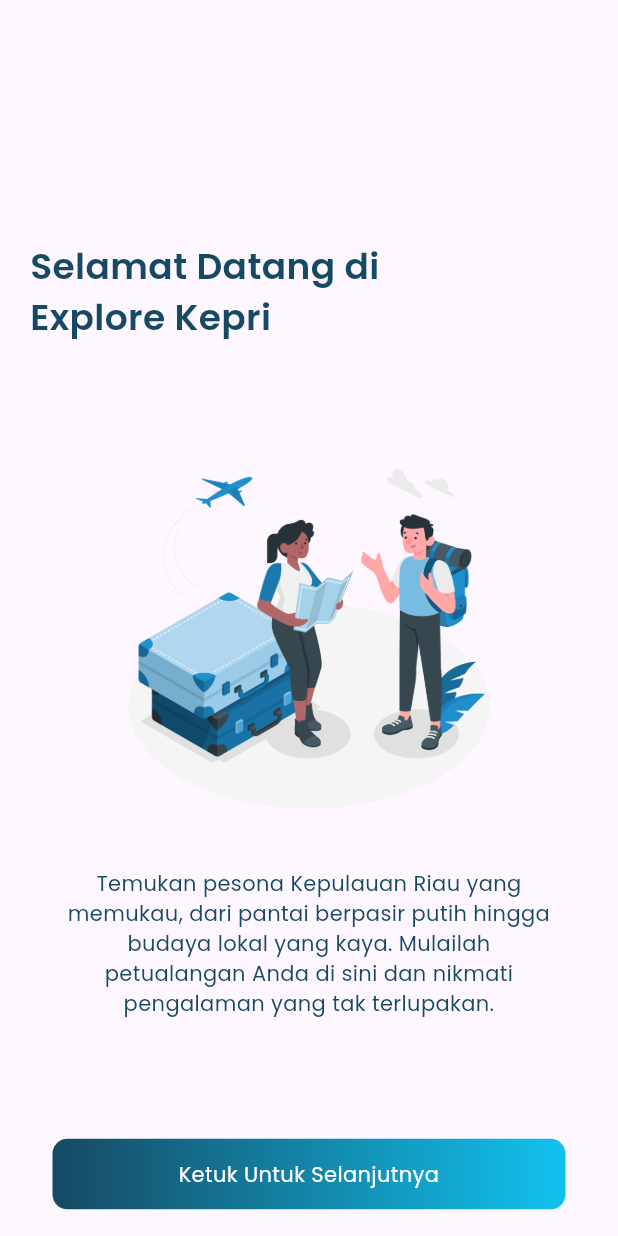
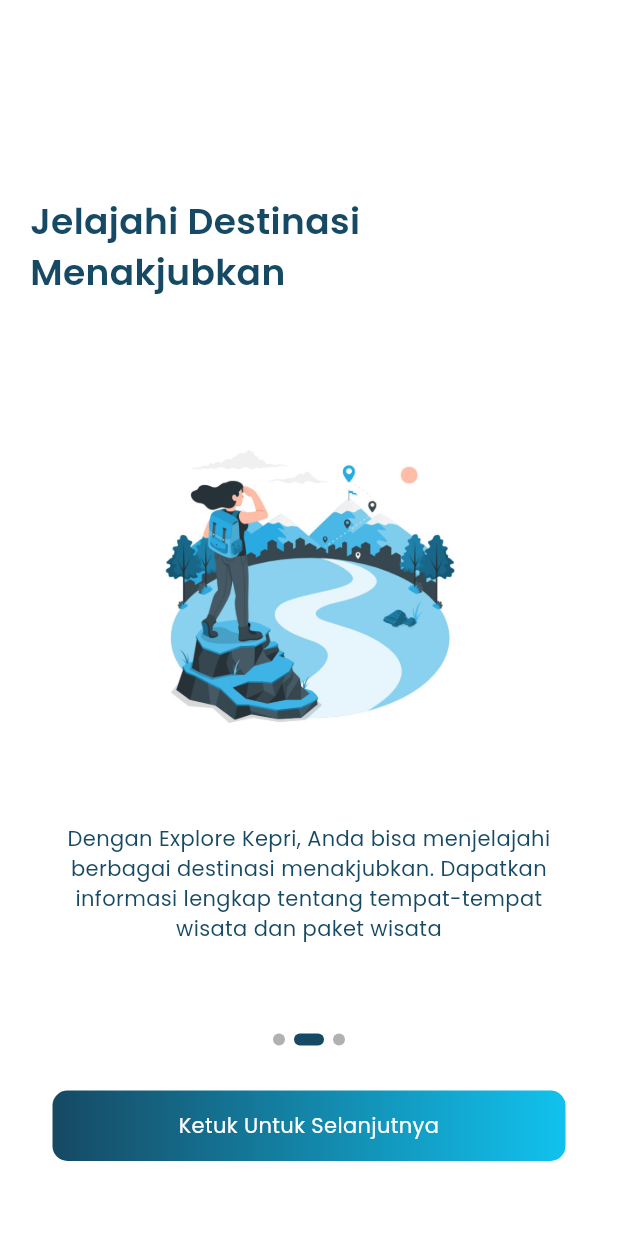
Before and after one commit to Febriyandy/Explore_Kepri, a Flutter app: the screen it shows after launch, after a tap on "Ketuk Untuk Selanjutnya", on a phone screen of 412 x 824 dp. Run offline on Flutter 3.47's test engine with Material 3 defaults, Android fonts, the phone set to English and light mode, and no system bars; our stand-ins replace animated_splash_screen.

Commit message:
commit ketiga

```diff
--- a/lib/screens/onbording.dart
+++ b/lib/screens/onbording.dart
@@ -1,5 +1,26 @@
+import 'package:explore_kepri/screens/login.dart';
 import 'package:flutter/material.dart';
 import 'package:explore_kepri/utils/theme.dart';
+
+List onbordingData = [
+  {
+    "title":"Selamat Datang di\nExplore Kepri",
+    "image":"assets/images/onbording1.png",
+    "deskripsi":"Temukan pesona Kepulauan Riau yang memukau, dari pantai berpasir putih hingga budaya lokal yang kaya. Mulailah petualangan Anda di sini dan nikmati pengalaman yang tak terlupakan",
+  },
+  {
+    "title":"Jelajahi Destinasi\nMenakjubkan",
+    "image":"assets/images/onbording2.png",
+    "deskripsi":"Dengan Explore Kepri, Anda bisa menjelajahi berbagai destinasi menakjubkan. Dapatkan informasi lengkap tentang tempat-tempat wisata dan paket wisata",
+  },
+  {
+    "title":"Paket Wisata Spesial\n dan Esklusif",
+    "image":"assets/images/onbording3.png",
+    "deskripsi":"Nikmati kemudahan merencanakan liburan Anda dengan paket wisata spesial dari Explore Kepri. Kami menawarkan paket petualangan hingga liburan santai",
+  },
+
+];
+
 
 class OnbordingView extends StatefulWidget {
   const OnbordingView({super.key});
@@ -9,20 +30,36 @@ class OnbordingView extends StatefulWidget {
 }
 
 class _OnbordingViewState extends State<OnbordingView> {
+  final PageController pageController = PageController();
+  int currentpage = 0;
   @override
   Widget build(BuildContext context) {
     return Scaffold(
+      backgroundColor: Colors.white, // Mengganti warna Background
       body: LayoutBuilder(
         builder: (context, constraints) {
           return Column(
             children: [
-              const SizedBox(height: 60),
+              Expanded(
+                child: PageView.builder(
+                  controller: pageController,
+                  onPageChanged: (v){
+                    print(v.toString());
+                    setState(() {
+                      currentpage = v;
+                    });
+                  },
+                  itemCount: onbordingData.length,
+                  itemBuilder: (_, i) {
+                    return Column(
+                      children: [
+                        const SizedBox(height: 30),
                         Padding(
                           padding: const EdgeInsets.only(left: 20.0, top: 100.0),
                           child: Align(
                             alignment: Alignment.centerLeft,
                             child: Text(
-                    'Selamat Datang di\nExplore Kepri',
+                              onbordingData[i]['title'],
                               textAlign: TextAlign.left,
                               style: TextStyle(
                                 fontFamily: "PoppinsSemiBold",
@@ -35,21 +72,21 @@ class _OnbordingViewState extends State<OnbordingView> {
                         ),
                         const SizedBox(height: 70),
                         Align(
-                alignment: Alignment.topCenter, // Menggeser foto ke atas
+                          alignment: Alignment.topCenter,
                           child: Image.asset(
-                  'assets/images/onbording1.png',
+                            onbordingData[i]['image'],
                             width: constraints.maxWidth * 0.6,
-                  height: constraints.maxHeight * 0.3, // Sesuaikan tinggi sesuai kebutuhan
+                            height: constraints.maxHeight * 0.3,
                             fit: BoxFit.contain,
                           ),
                         ),
-              const SizedBox(height: 24), // Menambahkan jarak antara foto dan teks
+                        const SizedBox(height: 24),
                         Padding(
-                padding: const EdgeInsets.fromLTRB(44, 10, 44, 0),
+                          padding: const EdgeInsets.fromLTRB(35, 10, 35, 0),
                           child: Column(
                             children: [
                               Text(
-                      "Temukan pesona Kepulauan Riau yang memukau, dari pantai berpasir putih hingga budaya lokal yang kaya. Mulailah petualangan Anda di sini dan nikmati pengalaman yang tak terlupakan.",
+                                onbordingData[i]['deskripsi'],
                                 textAlign: TextAlign.center,
                                 style: TextStyle(
                                   fontFamily: "Poppins",
@@ -60,11 +97,64 @@ class _OnbordingViewState extends State<OnbordingView> {
                             ],
                           ),
                         ),
-              const SizedBox(height: 80),
+                      ],
+                    );
+                  },
+                ),
+              ),
+              const SizedBox(height: 24), // Menambahkan jarak di bawah PageView
+              Column(
+                children: [
+                  Padding(
+                    padding: const EdgeInsets.symmetric(vertical: 30),
+                    child: Wrap(
+                      spacing: 6,
+                      children: [
+                        AnimatedContainer(
+                          duration: const Duration(milliseconds: 200),
+                          curve: Curves.easeInOut,
+                          decoration: BoxDecoration(
+                              color: currentpage == 0 ? darkColor : grayColor,
+                              borderRadius: BorderRadius.circular(1000),
+                            ),
+                          height: 8,
+                          width: currentpage == 0 ? 20 : 8,
+                        ),
+                        AnimatedContainer(
+                          duration: const Duration(milliseconds: 200),
+                          curve: Curves.easeInOut,
+                          decoration: BoxDecoration(
+                              color: currentpage == 1 ? darkColor : grayColor,
+                              borderRadius: BorderRadius.circular(1000),
+                            ),
+                          height: 8,
+                          width: currentpage == 1 ? 20 : 8,
+                        ),
+                        AnimatedContainer(
+                          duration: const Duration(milliseconds: 200),
+                          curve: Curves.easeInOut,
+                          decoration: BoxDecoration(
+                              color: currentpage == 2 ? darkColor : grayColor,
+                              borderRadius: BorderRadius.circular(1000),
+                            ),
+                          height: 8,
+                          width: currentpage == 2 ? 20 : 8,
+                        ),
+                      ],
+                    ),
+                  ),
                   Padding(
                     padding: const EdgeInsets.symmetric(horizontal: 35),
                     child: GestureDetector(
                       onTap: () {
+                        if (currentpage == 2 ) {
+                          Navigator.of(context).pushReplacement(
+                            MaterialPageRoute(
+                              builder: (BuildContext context) =>
+                              const LoginView()));
+                        } else {
+                          pageController.animateToPage(currentpage+1, duration: const Duration(milliseconds: 200), curve: Curves.easeInOut );
+                        }
                         print("Ketuk Untuk Selanjutnya");
                       },
                       child: Container(
@@ -72,19 +162,27 @@ class _OnbordingViewState extends State<OnbordingView> {
                         padding: const EdgeInsets.symmetric(vertical: 13.5),
                         decoration: BoxDecoration(
                           gradient: LinearGradient(
-                      colors: [darkColor, primary], // Warna gradien dari darkColor ke primary
+                            colors: [darkColor, primary],
                             begin: Alignment.centerLeft,
                             end: Alignment.centerRight,
                           ),
-                      borderRadius: BorderRadius.circular(10)
+                          borderRadius: BorderRadius.circular(10),
                         ),
-                    child: const Text("Ketuk Untuk Selanjutnya",
+                        child: Text(
+                          currentpage == 2 ? "Mulai Sekarang" : "Ketuk Untuk Selanjutnya",
                           textAlign: TextAlign.center,
-                    style: TextStyle(fontFamily: "Poppins", fontSize: 14, color: Colors.white),
-                    ) ,
+                          style: const TextStyle(
+                            fontFamily: "Poppins",
+                            fontSize: 14,
+                            color: Colors.white,
                           ),
                         ),
-              )
+                      ),
+                    ),
+                  ),
+                ],
+              ),
+              const SizedBox(height: 50), // Menambahkan jarak antara button dan bagian bawah layar
             ],
           );
         },
--- a/lib/utils/theme.dart
+++ b/lib/utils/theme.dart
@@ -3,3 +3,4 @@ import 'package:flutter/material.dart';
 //color
 Color primary = const Color(0xFF11C2EE);
 Color darkColor = const Color(0xFF164963);
+Color grayColor = const Color(0xFFB1B1B1);
```
Also changed, not shown: lib/screens/login.dart (added, +330 -0 lines), pubspec.yaml (+8 -0 lines), assets/images/google.png (added), assets/images/iconlogo.png (added), assets/images/latarbelakang.png (added), assets/images/onbording3.png (added), pubspec.lock, 28 other files. Lines whose indentation alone changed are shown as unchanged.
